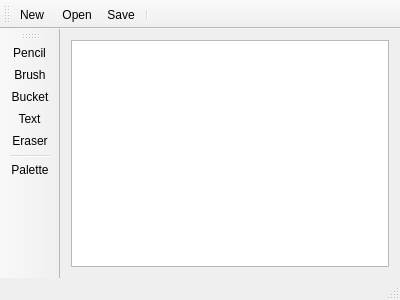
First picture: the form in mainwindow.ui, repository whiteAlchimik/paint_qt, before the edit.
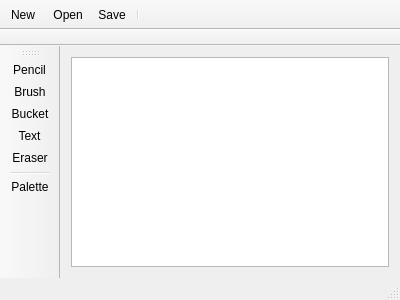
Second picture: the form after the edit. Icons and pictures are not drawn.

Commit message: fix (paintscene): change the mouse buttons for drawing

```diff
--- a/mainwindow.ui
+++ b/mainwindow.ui
@@ -2,6 +2,9 @@
 <ui version="4.0">
  <class>MainWindow</class>
  <widget class="QMainWindow" name="MainWindow">
+  <property name="enabled">
+   <bool>true</bool>
+  </property>
   <property name="geometry">
    <rect>
     <x>0</x>
@@ -21,6 +24,24 @@
    </layout>
   </widget>
   <widget class="QToolBar" name="mainToolBar">
+   <property name="enabled">
+    <bool>true</bool>
+   </property>
+   <property name="contextMenuPolicy">
+    <enum>Qt::PreventContextMenu</enum>
+   </property>
+   <property name="acceptDrops">
+    <bool>false</bool>
+   </property>
+   <property name="movable">
+    <bool>false</bool>
+   </property>
+   <property name="toolButtonStyle">
+    <enum>Qt::ToolButtonTextBesideIcon</enum>
+   </property>
+   <property name="floatable">
+    <bool>false</bool>
+   </property>
    <attribute name="toolBarArea">
     <enum>TopToolBarArea</enum>
    </attribute>
@@ -51,15 +72,22 @@
    <addaction name="separator"/>
    <addaction name="actionPalette"/>
   </widget>
-  <widget class="QMenuBar" name="menuBar">
-   <property name="geometry">
-    <rect>
-     <x>0</x>
-     <y>0</y>
-     <width>400</width>
-     <height>21</height>
-    </rect>
+  <widget class="QToolBar" name="toolParameters">
+   <property name="contextMenuPolicy">
+    <enum>Qt::PreventContextMenu</enum>
    </property>
+   <property name="windowTitle">
+    <string>toolBar_2</string>
+   </property>
+   <property name="movable">
+    <bool>false</bool>
+   </property>
+   <attribute name="toolBarArea">
+    <enum>TopToolBarArea</enum>
+   </attribute>
+   <attribute name="toolBarBreak">
+    <bool>true</bool>
+   </attribute>
   </widget>
   <action name="actionPencil">
    <property name="icon">
```
Left out of the diff: 5 changed lines with no effect on the pictures. The commit also changes 2 other files.
